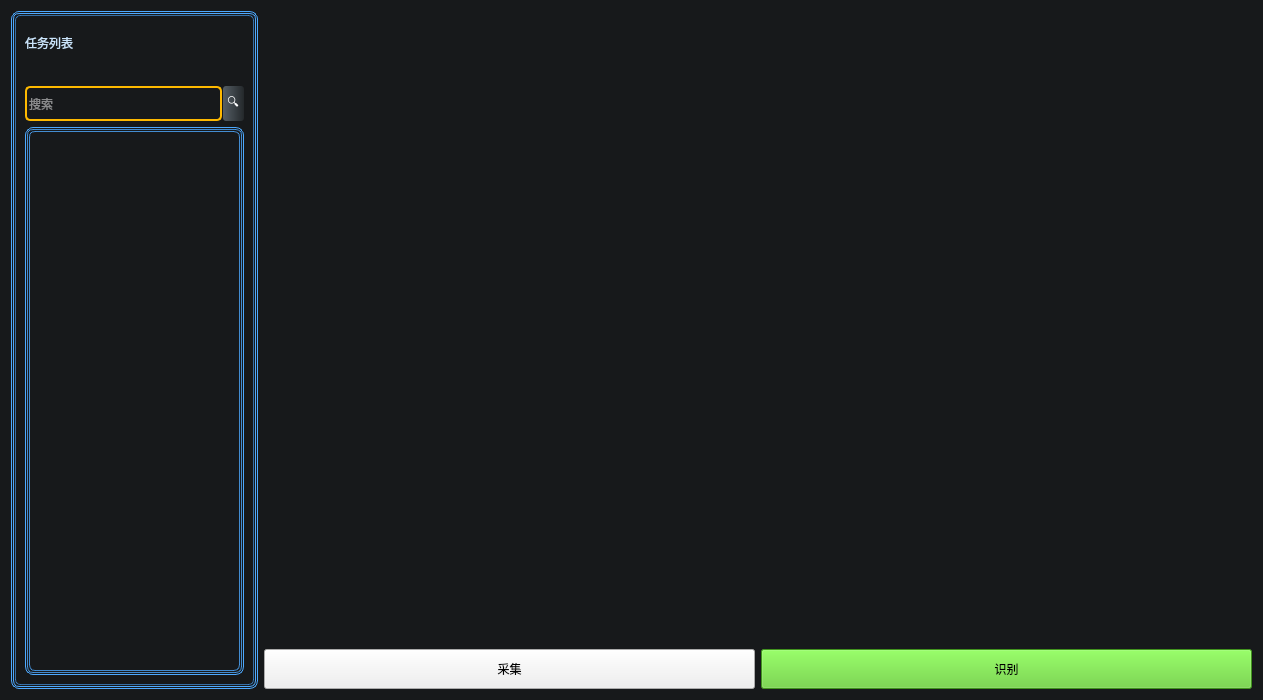
Above: src/start_game.ui from ANQSL/BrainAuthentication before the change. Below: the same form after it.
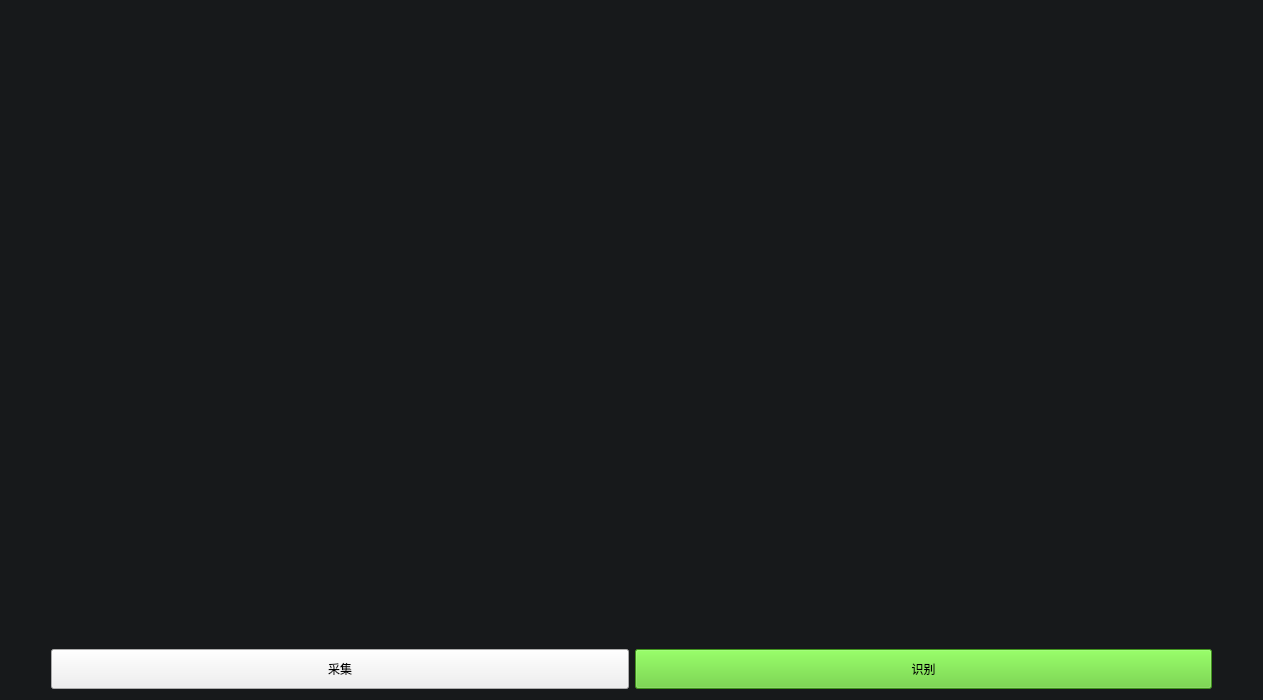
That is the form after the change.

```diff
--- a/src/start_game.ui
+++ b/src/start_game.ui
@@ -43,293 +43,8 @@
 }</string>
   </property>
   <layout class="QGridLayout" name="gridLayout_5">
-   <item row="0" column="0">
-    <layout class="QHBoxLayout" name="horizontalLayout_3" stretch="2,8">
-     <item>
-      <widget class="QFrame" name="frame_3">
-       <property name="styleSheet">
-        <string notr="true">QFrame#frame_3{
-border: 0.8px solid #4DA9FF;
-border-radius: 8px;
-}
-</string>
-       </property>
-       <property name="frameShape">
-        <enum>QFrame::StyledPanel</enum>
-       </property>
-       <property name="frameShadow">
-        <enum>QFrame::Raised</enum>
-       </property>
-       <layout class="QGridLayout" name="gridLayout_4">
-        <property name="leftMargin">
-         <number>1</number>
-        </property>
-        <property name="topMargin">
-         <number>1</number>
-        </property>
-        <property name="rightMargin">
-         <number>1</number>
-        </property>
-        <property name="bottomMargin">
-         <number>1</number>
-        </property>
-        <item row="0" column="0">
-         <widget class="QFrame" name="frame_4">
-          <property name="styleSheet">
-           <string notr="true">QFrame#frame_4{
-border: 0.6px solid #4DA9FF;
-border-radius: 6px;
-}
-</string>
-          </property>
-          <property name="frameShape">
-           <enum>QFrame::StyledPanel</enum>
-          </property>
-          <property name="frameShadow">
-           <enum>QFrame::Raised</enum>
-          </property>
-          <layout class="QGridLayout" name="gridLayout_3">
-           <property name="leftMargin">
-            <number>1</number>
-           </property>
-           <property name="topMargin">
-            <number>1</number>
-           </property>
-           <property name="rightMargin">
-            <number>1</number>
-           </property>
-           <property name="bottomMargin">
-            <number>1</number>
-           </property>
-           <item row="0" column="0">
-            <widget class="QFrame" name="left">
-             <property name="styleSheet">
-              <string notr="true">QFrame#left{
-border: 1px solid rgba(77, 169, 255, 0.6);
-border-radius: 5px;
-}
-QFrame#left:hover{
-	color: rgb(170, 170, 255);
-}</string>
-             </property>
-             <layout class="QVBoxLayout" name="verticalLayout" stretch="0,0,0,0,0">
-              <item>
-               <widget class="QLabel" name="label">
-                <property name="sizePolicy">
-                 <sizepolicy hsizetype="Preferred" vsizetype="Minimum">
-                  <horstretch>0</horstretch>
-                  <verstretch>0</verstretch>
-                 </sizepolicy>
-                </property>
-                <property name="minimumSize">
-                 <size>
-                  <width>0</width>
-                  <height>35</height>
-                 </size>
-                </property>
-                <property name="styleSheet">
-                 <string notr="true">color: rgb(202, 228, 251);
-font: 14pt &quot;Arial&quot;;
-
-background-color: qlineargradient(spread:pad, x1:0, y1:0, x2:1, y2:0, stop:0 rgb(86, 99, 124), stop:1 rgb(36, 40, 48));
-border: 0px;
-margin: 0px;
-background-color:transparent;
-</string>
-                </property>
-                <property name="text">
-                 <string>任务列表</string>
-                </property>
-                <property name="alignment">
-                 <set>Qt::AlignLeading|Qt::AlignLeft|Qt::AlignVCenter</set>
-                </property>
-               </widget>
-              </item>
-              <item>
-               <spacer name="verticalSpacer_3">
-                <property name="orientation">
-                 <enum>Qt::Vertical</enum>
-                </property>
-                <property name="sizeType">
-                 <enum>QSizePolicy::Preferred</enum>
-                </property>
-                <property name="sizeHint" stdset="0">
-                 <size>
-                  <width>20</width>
-                  <height>20</height>
-                 </size>
-                </property>
-               </spacer>
-              </item>
-              <item>
-               <layout class="QHBoxLayout" name="search_layout" stretch="8,0">
-                <property name="spacing">
-                 <number>1</number>
-                </property>
-                <item>
-                 <widget class="QLineEdit" name="search_edit">
-                  <property name="sizePolicy">
-                   <sizepolicy hsizetype="Expanding" vsizetype="Preferred">
-                    <horstretch>0</horstretch>
-                    <verstretch>0</verstretch>
-                   </sizepolicy>
-                  </property>
-                  <property name="styleSheet">
-                   <string notr="true">color: rgb(255, 255, 255);
-border:2px solid #FEB900;
-border-radius:5px;
-background-color:transparent;
-font: 12pt &quot;Arial&quot;;
-</string>
-                  </property>
-                  <property name="text">
-                   <string/>
-                  </property>
-                  <property name="placeholderText">
-                   <string>搜索</string>
-                  </property>
-                  <property name="cursorMoveStyle">
-                   <enum>Qt::LogicalMoveStyle</enum>
-                  </property>
-                 </widget>
-                </item>
-                <item>
-                 <widget class="QToolButton" name="search_btn">
-                  <property name="sizePolicy">
-                   <sizepolicy hsizetype="Fixed" vsizetype="Minimum">
-                    <horstretch>0</horstretch>
-                    <verstretch>0</verstretch>
-                   </sizepolicy>
-                  </property>
-                  <property name="minimumSize">
-                   <size>
-                    <width>0</width>
-                    <height>35</height>
-                   </size>
-                  </property>
-                  <property name="styleSheet">
-                   <string notr="true">#search_btn{
-	background-color: qlineargradient(spread:pad, x1:0, y1:0, x2:1, y2:0, stop:0 rgb(85, 95, 102), stop:1 rgb(36, 40, 43) );
-	border-style:none;
-	color: rgb(255, 255, 255);
-	border-radius:3px;		
-	font: 10pt &quot;微软雅黑&quot;;
-
-}
-#search_btn:hover{
-	background-color: qlineargradient(spread:pad, x1:0, y1:0, x2:1, y2:0, stop:0  rgb(145, 150, 166), stop:1 rgb(36, 40, 43));
-	border-style:none;
-	border-radius:3px;
-	font: 10pt &quot;微软雅黑&quot;;
-}
-
-#search_btn:pressed{
-	
-	background-color: qlineargradient(spread:pad, x1:0, y1:0, x2:1, y2:0, stop:0  rgb(145, 150, 166), stop:0.5 rgb(145, 150, 166), stop:1 rgb(36, 40, 43) );
-	border-style:none;
-	border-radius:3px;	
-	font: 10pt &quot;微软雅黑&quot;;
-}
-
-
-
-
-</string>
-                  </property>
-                  <property name="text">
-                   <string>🔍</string>
-                  </property>
-                  <property name="iconSize">
-                   <size>
-                    <width>25</width>
-                    <height>25</height>
-                   </size>
-                  </property>
-                 </widget>
-                </item>
-               </layout>
-              </item>
-              <item>
-               <layout class="QHBoxLayout" name="horizontalLayout_2"/>
-              </item>
-              <item>
-               <widget class="QFrame" name="frame">
-                <property name="styleSheet">
-                 <string notr="true">border:0.8px solid rgba(77,169,255);
-border-radius:8px;</string>
-                </property>
-                <property name="frameShape">
-                 <enum>QFrame::StyledPanel</enum>
-                </property>
-                <property name="frameShadow">
-                 <enum>QFrame::Raised</enum>
-                </property>
-                <layout class="QGridLayout" name="gridLayout">
-                 <property name="leftMargin">
-                  <number>1</number>
-                 </property>
-                 <property name="topMargin">
-                  <number>1</number>
-                 </property>
-                 <property name="rightMargin">
-                  <number>1</number>
-                 </property>
-                 <property name="bottomMargin">
-                  <number>1</number>
-                 </property>
-                 <item row="0" column="0">
-                  <widget class="QFrame" name="frame_2">
-                   <property name="styleSheet">
-                    <string notr="true">border:0.6px solid rgba(77,169,255,0.8);
-border-radius:6px;</string>
-                   </property>
-                   <property name="frameShape">
-                    <enum>QFrame::StyledPanel</enum>
-                   </property>
-                   <property name="frameShadow">
-                    <enum>QFrame::Raised</enum>
-                   </property>
-                   <layout class="QGridLayout" name="gridLayout_2">
-                    <property name="leftMargin">
-                     <number>1</number>
-                    </property>
-                    <property name="topMargin">
-                     <number>1</number>
-                    </property>
-                    <property name="rightMargin">
-                     <number>1</number>
-                    </property>
-                    <property name="bottomMargin">
-                     <number>1</number>
-                    </property>
-                    <item row="0" column="0">
-                     <widget class="QListWidget" name="game_list">
-                      <property name="minimumSize">
-                       <size>
-                        <width>200</width>
-                        <height>0</height>
-                       </size>
-                      </property>
-                      <property name="styleSheet">
-                       <string notr="true">color: rgb(255, 255, 255);</string>
-                      </property>
-                     </widget>
-                    </item>
-                   </layout>
-                  </widget>
-                 </item>
-                </layout>
-               </widget>
-              </item>
-             </layout>
-            </widget>
-           </item>
-          </layout>
-         </widget>
-        </item>
-       </layout>
-      </widget>
-     </item>
+   <item row="0" column="1">
+    <layout class="QHBoxLayout" name="horizontalLayout_3" stretch="8">
      <item>
       <layout class="QVBoxLayout" name="verticalLayout_3" stretch="9,1">
        <item>
@@ -382,6 +97,38 @@
      </item>
     </layout>
    </item>
+   <item row="0" column="2">
+    <spacer name="horizontalSpacer_2">
+     <property name="orientation">
+      <enum>Qt::Horizontal</enum>
+     </property>
+     <property name="sizeType">
+      <enum>QSizePolicy::Fixed</enum>
+     </property>
+     <property name="sizeHint" stdset="0">
+      <size>
+       <width>40</width>
+       <height>20</height>
+      </size>
+     </property>
+    </spacer>
+   </item>
+   <item row="0" column="0">
+    <spacer name="horizontalSpacer">
+     <property name="orientation">
+      <enum>Qt::Horizontal</enum>
+     </property>
+     <property name="sizeType">
+      <enum>QSizePolicy::Fixed</enum>
+     </property>
+     <property name="sizeHint" stdset="0">
+      <size>
+       <width>40</width>
+       <height>20</height>
+      </size>
+     </property>
+    </spacer>
+   </item>
   </layout>
  </widget>
  <resources/>
```
